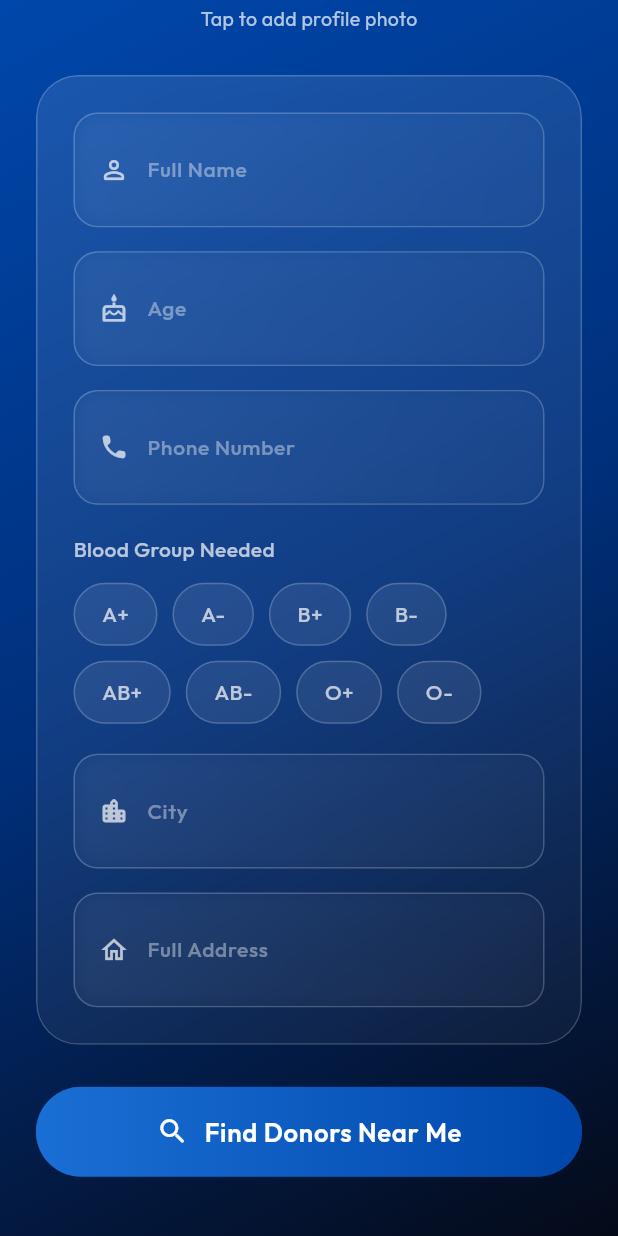
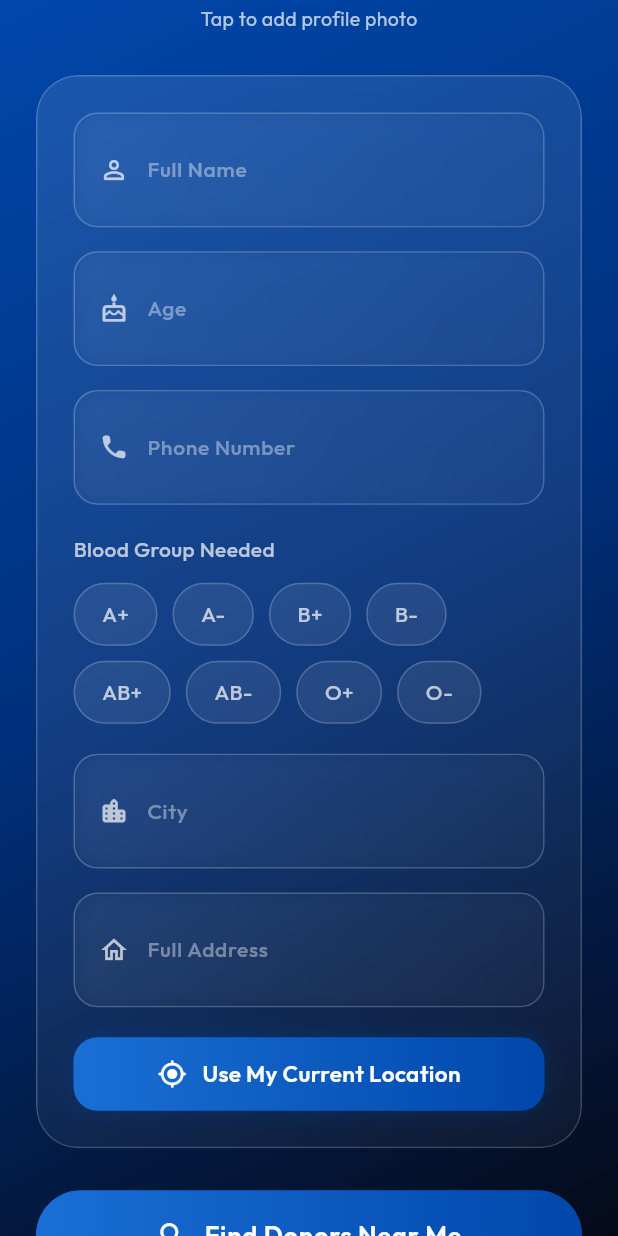
Before and after one commit to AmrikSingh1/Lifestream-AI, a Flutter app: the RecipientOnboardingScreen screen opened by its route, scrolled down 225 dp, on a phone screen of 412 x 824 dp. Run offline on Flutter 3.47's test engine with Material 3 defaults, Android fonts, the phone set to English and light mode, and no system bars; drawn by our look-alikes of flutter_animate; our stand-ins replace cloud_firestore, equatable, firebase_auth, firebase_core, firebase_storage, flip_card and 14 more; accounts and stored records are empty.

Commit message:
chore: updated gemini api key and fixed location tracking

```diff
--- a/lib/features/donor/presentation/donor_dashboard_screen.dart
+++ b/lib/features/donor/presentation/donor_dashboard_screen.dart
@@ -27,7 +27,7 @@ import 'widgets/email_otp_sheet.dart';
 
 // ─── Gemini API Key placeholder ───────────────────────────────────
 // Replace with your actual key from https://aistudio.google.com
-const _kGeminiApiKey = 'AIzaSyBJT8MepIEQzfQTtpH5SgLefPDVefX2ZuI';
+const _kGeminiApiKey = 'AIzaSyA8CsCYbEB79joG8JQD1ZW2tUAeA2LMAvk';
 
 // ─── Chat message model ───────────────────────────────────────────
 class _ChatMessage {
--- a/lib/features/recipient/presentation/recipient_dashboard_screen.dart
+++ b/lib/features/recipient/presentation/recipient_dashboard_screen.dart
@@ -21,7 +21,7 @@ import '../../donor/presentation/widgets/email_otp_sheet.dart';
 import '../../home/presentation/donor_profile_sheet.dart';
 
 // ─── Gemini API Key ───────────────────────────────────────────────
-const _kGeminiApiKey = 'AIzaSyBJT8MepIEQzfQTtpH5SgLefPDVefX2ZuI';
+const _kGeminiApiKey = 'AIzaSyA8CsCYbEB79joG8JQD1ZW2tUAeA2LMAvk';
 
 class _ChatMessage {
   final String text;
--- a/lib/features/user_onboarding/presentation/donor_onboarding_screen.dart
+++ b/lib/features/user_onboarding/presentation/donor_onboarding_screen.dart
@@ -59,6 +59,7 @@ class _DonorOnboardingScreenState
         setState(() => _isLoading = true);
         final pos = await Geolocator.getCurrentPosition(
           desiredAccuracy: LocationAccuracy.high,
+          timeLimit: const Duration(seconds: 10),
         );
         if (mounted) {
           setState(() {
@@ -115,6 +116,7 @@ class _DonorOnboardingScreenState
       }
       final pos = await Geolocator.getCurrentPosition(
         desiredAccuracy: LocationAccuracy.high,
+        timeLimit: const Duration(seconds: 10),
       );
       setState(() {
         _lat = pos.latitude;
--- a/lib/features/user_onboarding/presentation/recipient_onboarding_screen.dart
+++ b/lib/features/user_onboarding/presentation/recipient_onboarding_screen.dart
@@ -37,6 +37,45 @@ class _RecipientOnboardingScreenState
   String? _selectedBloodGroup;
   File? _profileImage;
   bool _isLoading = false;
+  bool _locationCaptured = false;
+  double? _lat;
+  double? _lon;
+
+  @override
+  void initState() {
+    super.initState();
+    _autoDetectLocation();
+  }
+
+  Future<void> _autoDetectLocation() async {
+    try {
+      bool serviceEnabled = await Geolocator.isLocationServiceEnabled();
+      if (!serviceEnabled) return;
+
+      LocationPermission permission = await Geolocator.checkPermission();
+      if (permission == LocationPermission.whileInUse ||
+          permission == LocationPermission.always) {
+
+        setState(() => _isLoading = true);
+        final pos = await Geolocator.getCurrentPosition(
+          desiredAccuracy: LocationAccuracy.high,
+          timeLimit: const Duration(seconds: 10),
+        );
+        if (mounted) {
+          setState(() {
+            _lat = pos.latitude;
+            _lon = pos.longitude;
+            _locationCaptured = true;
+            _isLoading = false;
+          });
+          showSuccessSnackbar(context, 'Location auto-detected!');
+        }
+      }
+    } catch (e) {
+      debugPrint('Auto-detect location error: $e');
+      if (mounted) setState(() => _isLoading = false);
+    }
+  }
 
   @override
   void dispose() {
@@ -68,40 +107,58 @@ class _RecipientOnboardingScreenState
     return await ref.getDownloadURL();
   }
 
+  Future<void> _captureLocation() async {
+    setState(() => _isLoading = true);
+    try {
+      bool serviceEnabled = await Geolocator.isLocationServiceEnabled();
+      if (!serviceEnabled) {
+        if (mounted) showErrorSnackbar(context, 'Location services are disabled.');
+        return;
+      }
+      LocationPermission permission = await Geolocator.checkPermission();
+      if (permission == LocationPermission.denied) {
+        permission = await Geolocator.requestPermission();
+      }
+      if (permission == LocationPermission.deniedForever ||
+          permission == LocationPermission.denied) {
+        if (mounted) showErrorSnackbar(context, 'Location permission denied.');
+        return;
+      }
+      final pos = await Geolocator.getCurrentPosition(
+        desiredAccuracy: LocationAccuracy.high,
+        timeLimit: const Duration(seconds: 10),
+      );
+      setState(() {
+        _lat = pos.latitude;
+        _lon = pos.longitude;
+        _locationCaptured = true;
+      });
+      if (mounted) showSuccessSnackbar(context, 'Location captured!');
+    } catch (e) {
+      if (mounted) showErrorSnackbar(context, 'Could not get location.');
+    } finally {
+      if (mounted) setState(() => _isLoading = false);
+    }
+  }
+
   Future<void> _save() async {
     if (!(_formKey.currentState?.validate() ?? false)) return;
     if (_selectedBloodGroup == null) {
       showErrorSnackbar(context, 'Please select blood group needed');
       return;
     }
+    if (!_locationCaptured || _lat == null || _lon == null) {
+      showErrorSnackbar(context, 'Please provide your location to continue');
+      return;
+    }
     setState(() => _isLoading = true);
     try {
-      double? lat;
-      double? lon;
-
-      try {
-        bool serviceEnabled = await Geolocator.isLocationServiceEnabled();
-        if (serviceEnabled) {
-          LocationPermission permission = await Geolocator.checkPermission();
-          if (permission == LocationPermission.denied) {
-            permission = await Geolocator.requestPermission();
-          }
-          if (permission != LocationPermission.denied && permission != LocationPermission.deniedForever) {
-            final pos = await Geolocator.getCurrentPosition(desiredAccuracy: LocationAccuracy.high);
-            lat = pos.latitude;
-            lon = pos.longitude;
-          }
-        }
-      } catch (_) {
-        // Silently ignore or fallback
-      }
-
       final uid = FirebaseAuth.instance.currentUser!.uid;
       final imageUrl = await _uploadPhoto(uid);
 
       await FirebaseFirestore.instance.collection('users').doc(uid).update({
-        if (lat != null) 'latitude': lat,
-        if (lon != null) 'longitude': lon,
+        'latitude': _lat,
+        'longitude': _lon,
         'fullName': _nameController.text.trim(),
         'age': int.tryParse(_ageController.text.trim()),
         'phoneNumber': _phoneController.text.trim(),
@@ -379,6 +436,58 @@ class _RecipientOnboardingScreenState
                               validator: (v) =>
                                   v == null || v.trim().isEmpty ? 'Required' : null,
                             ),
+                            const SizedBox(height: 20),
+
+                            // Location button
+                            GestureDetector(
+                              onTap: _isLoading ? null : _captureLocation,
+                              child: AnimatedContainer(
+                                duration: const Duration(milliseconds: 200),
+                                padding: const EdgeInsets.symmetric(
+                                    vertical: 14, horizontal: 20),
+                                decoration: BoxDecoration(
+                                  borderRadius: BorderRadius.circular(16),
+                                  gradient: _locationCaptured
+                                      ? LinearGradient(colors: [
+                                          Colors.green.shade700,
+                                          Colors.green.shade500
+                                        ])
+                                      : const LinearGradient(
+                                          colors: AppColors.cardGradient),
+                                  boxShadow: [
+                                    BoxShadow(
+                                      color: (_locationCaptured
+                                              ? Colors.green
+                                              : AppColors.royalBlue)
+                                          .withOpacity(0.3),
+                                      blurRadius: 12,
+                                    ),
+                                  ],
+                                ),
+                                child: Row(
+                                  mainAxisAlignment: MainAxisAlignment.center,
+                                  children: [
+                                    Icon(
+                                      _locationCaptured
+                                          ? Icons.check_circle_rounded
+                                          : Icons.my_location_rounded,
+                                      color: Colors.white,
+                                      size: 20,
+                                    ),
+                                    const SizedBox(width: 10),
+                                    Text(
+                                      _locationCaptured
+                                          ? 'Location Captured ✓'
+                                          : 'Use My Current Location',
+                                      style: const TextStyle(
+                                          color: Colors.white,
+                                          fontWeight: FontWeight.w600,
+                                          fontSize: 15),
+                                    ),
+                                  ],
+                                ),
+                              ),
+                            ),
                           ],
                         ),
                       ),
```
Also changed, not shown: 3 other files.
